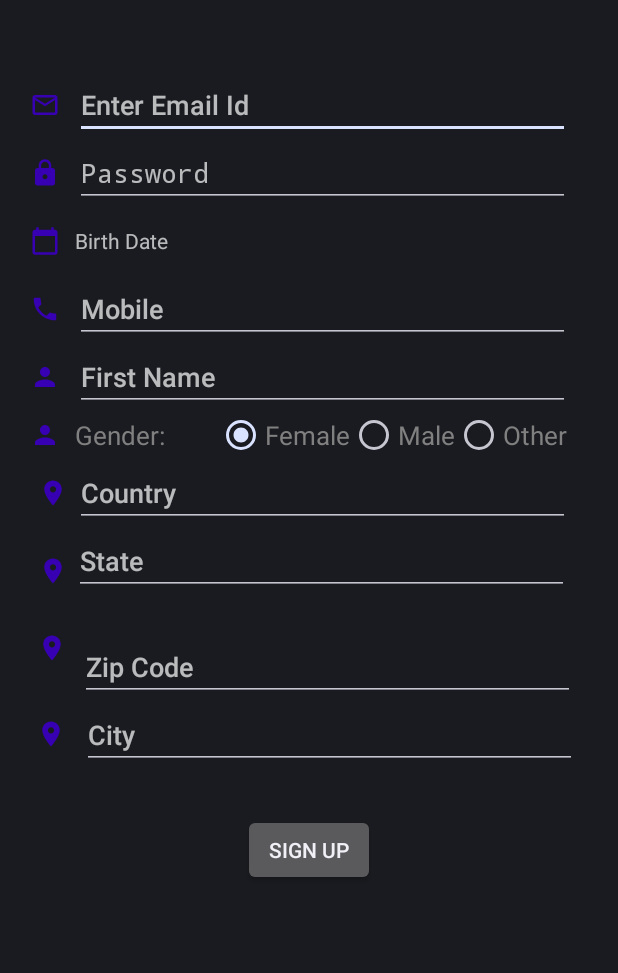
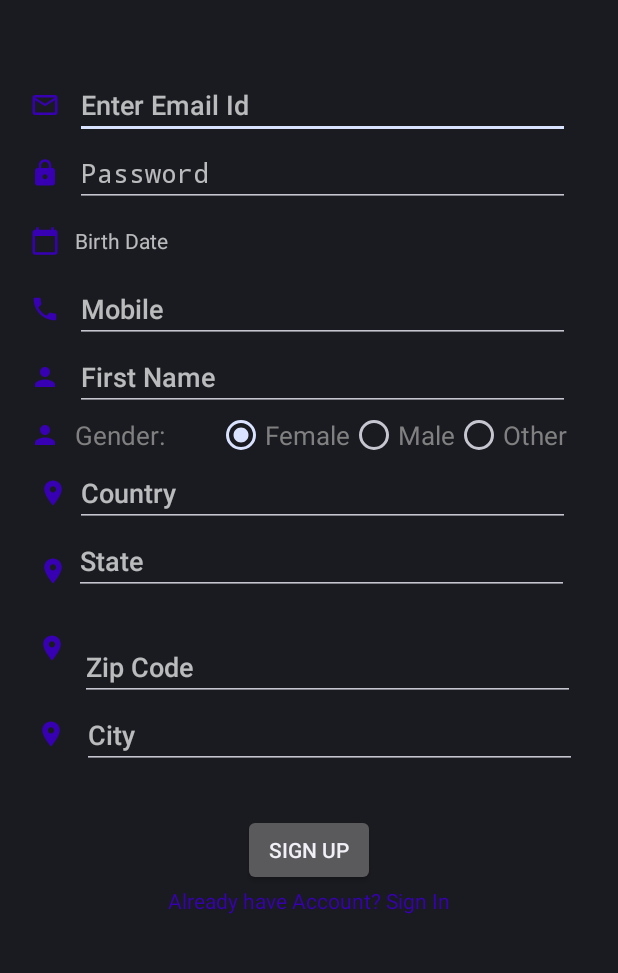
Before and after one commit to rlogixDev/AndroidNotesApp, an Android app: the fragment SignUpFragment shown on its own in the app's theme, on a phone screen of 412 x 824 dp, the part 219-1192 px from its top. Run offline under Robolectric (Android 15) with nearby library versions, the phone set to English and light mode, and no system bars; our stand-ins replace Dagger/Hilt's generated code, Firebase (no records; nobody signed in at launch, a user with empty details on screens opened directly).

Commit message:
Sign up Fragment Changes for Popback Added logo

```diff
--- a/app/src/main/AndroidManifest.xml
+++ b/app/src/main/AndroidManifest.xml
@@ -8,10 +8,10 @@
 
     <application
         android:allowBackup="true"
-        android:icon="@mipmap/ic_launcher"
+        android:icon="@mipmap/logo"
         android:name=".NoteApp"
         android:label="@string/app_name"
-        android:roundIcon="@mipmap/ic_launcher_round"
+        android:roundIcon="@mipmap/logo"
         android:supportsRtl="true"
         android:theme="@style/Theme.Notes">
 
--- a/app/src/main/java/com/noteapp/SignUpFragment.kt
+++ b/app/src/main/java/com/noteapp/SignUpFragment.kt
@@ -31,8 +31,7 @@ import javax.inject.Inject
 import java.util.*
 import kotlin.collections.ArrayList
 import android.widget.ArrayAdapter
-
-
+import androidx.navigation.fragment.findNavController
 
 
 @AndroidEntryPoint
@@ -76,6 +75,12 @@ class SignUpFragment : Fragment() {
 
     override fun onViewCreated(view: View, savedInstanceState: Bundle?) {
         super.onViewCreated(view, savedInstanceState)
+
+        val alreadyAnAccount = view.findViewById<TextView>(R.id.alreadyAnAccount)
+        alreadyAnAccount.setOnClickListener {
+            findNavController().popBackStack()
+        }
+
         password = view.findViewById<EditText>(R.id.password)
         mobile = view.findViewById<EditText>(R.id.mobile)
         firstName = view.findViewById<EditText>(R.id.firstName)
--- a/app/src/main/java/com/noteapp/authentication/FirebaseAuthenticationManager.kt
+++ b/app/src/main/java/com/noteapp/authentication/FirebaseAuthenticationManager.kt
@@ -25,6 +25,10 @@ class FirebaseAuthenticationManager
                 else->resultFlow.value = Result.FAIL
             }
         }
+            .addOnFailureListener {
+                Log.e("Create Account Exception", it.message.toString())
+            }
+
         return resultFlow
     }
 
--- a/app/src/main/res/layout/fragment_sign_in.xml
+++ b/app/src/main/res/layout/fragment_sign_in.xml
@@ -69,7 +69,7 @@
         android:id="@+id/email_mobile"
         android:layout_width="350dp"
         android:layout_height="wrap_content"
-        android:hint="Email/Mobile"
+        android:hint="Email"
         android:textSize="15sp"
         android:textColor="@color/purple_700"
         app:layout_constraintTop_toBottomOf="@id/tv_or"
--- a/app/src/main/res/layout/fragment_sign_up.xml
+++ b/app/src/main/res/layout/fragment_sign_up.xml
@@ -363,6 +363,18 @@
             app:layout_constraintRight_toRightOf="parent"
             app:layout_constraintLeft_toLeftOf="parent" />
 
+        <TextView
+            android:id="@+id/alreadyAnAccount"
+            android:layout_width="wrap_content"
+            android:layout_height="wrap_content"
+            android:src="@drawable/ic_baseline_face_60"
+            android:text="Already have Account? Sign In"
+            android:textColor="@color/purple_700"
+            app:layout_constraintLeft_toLeftOf="@id/btnSignUp"
+            app:layout_constraintRight_toRightOf="@id/btnSignUp"
+            app:layout_constraintTop_toBottomOf="@id/btnSignUp"
+            android:layout_marginBottom="40dp"/>
+
     </androidx.constraintlayout.widget.ConstraintLayout>
 
 </ScrollView>
```
Also changed, not shown: app/src/main/res/mipmap-mdpi/logo.png (added).
